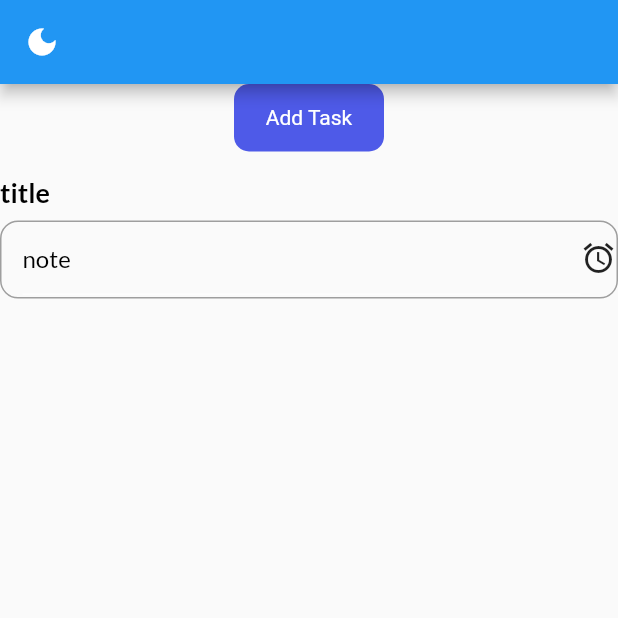
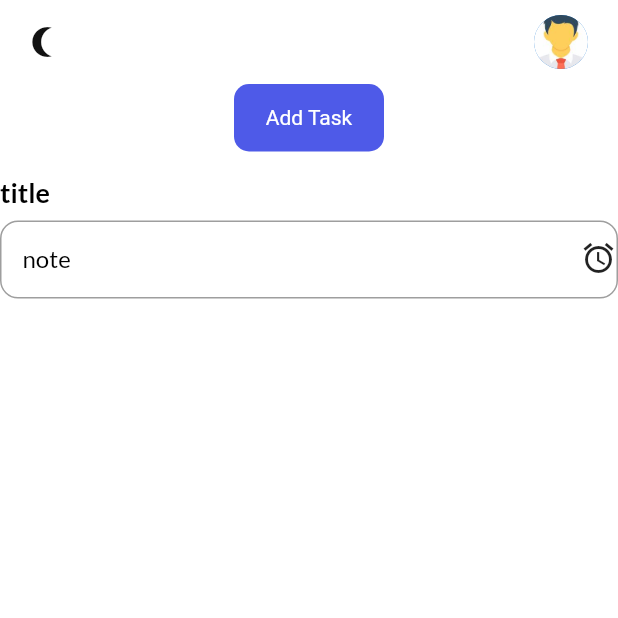
Before and after one commit to Hanan795/to_do_app, a Flutter app: the screen it shows after launch, on a phone screen of 412 x 824 dp, the top half of it. Run offline on Flutter 3.47's test engine with Material 2 defaults, Android fonts, the phone set to English and light mode, and no system bars; our stand-ins replace get, get_storage, google_fonts.

Commit message:
remove unused imports and add color for the scalffold #12

```diff
--- a/lib/ui/pages/home_page.dart
+++ b/lib/ui/pages/home_page.dart
@@ -2,10 +2,11 @@ import 'package:flutter/material.dart';
 import 'package:get/get.dart';
 import 'package:to_do_app/services/theme_services.dart';
 import 'package:to_do_app/ui/pages/add_task_page.dart';
-import 'package:to_do_app/ui/pages/notification_screen.dart';
 import 'package:to_do_app/ui/size_config.dart';
 import 'package:to_do_app/ui/widgets/button.dart';
 import 'package:to_do_app/ui/widgets/input_field.dart';
+
+import '../theme.dart';
 
 class HomePage extends StatefulWidget {
   const HomePage({Key? key}) : super(key: key);
@@ -19,14 +20,8 @@ class _HomePageState extends State<HomePage> {
   Widget build(BuildContext context) {
     SizeConfig().init(context);
     return Scaffold(
-      appBar: AppBar(
-        leading: IconButton(
-            onPressed: () {
-              ThemeServices().swithTheme();
-              Get.to(const NotificationScreen(payLoad: 'Title|Desc|10:10'));
-            },
-            icon: const Icon(Icons.dark_mode)),
-      ),
+      backgroundColor: context.theme.backgroundColor,
+      appBar: _appBar(context),
       body: SingleChildScrollView(
         child: Column(
             mainAxisAlignment: MainAxisAlignment.center,
@@ -47,4 +42,32 @@ class _HomePageState extends State<HomePage> {
       ),
     );
   }
+
+  AppBar _appBar(BuildContext context) {
+    return AppBar(
+      leading: IconButton(
+        icon: Icon(
+          Get.isDarkMode
+              ? Icons.wb_sunny_outlined
+              : Icons.nightlight_round_outlined,
+          size: 24,
+          color: Get.isDarkMode ? white : darkGreyClr,
+        ),
+        onPressed: () {
+          ThemeServices().swithTheme();
+        },
+      ),
+      elevation: 0,
+      backgroundColor: context.theme.backgroundColor,
+      actions: const [
+        CircleAvatar(
+          radius: 18,
+          backgroundImage: AssetImage('assets/images/person.jpeg'),
+        ),
+        SizedBox(
+          width: 20,
+        )
+      ],
+    );
+  }
 }
```
